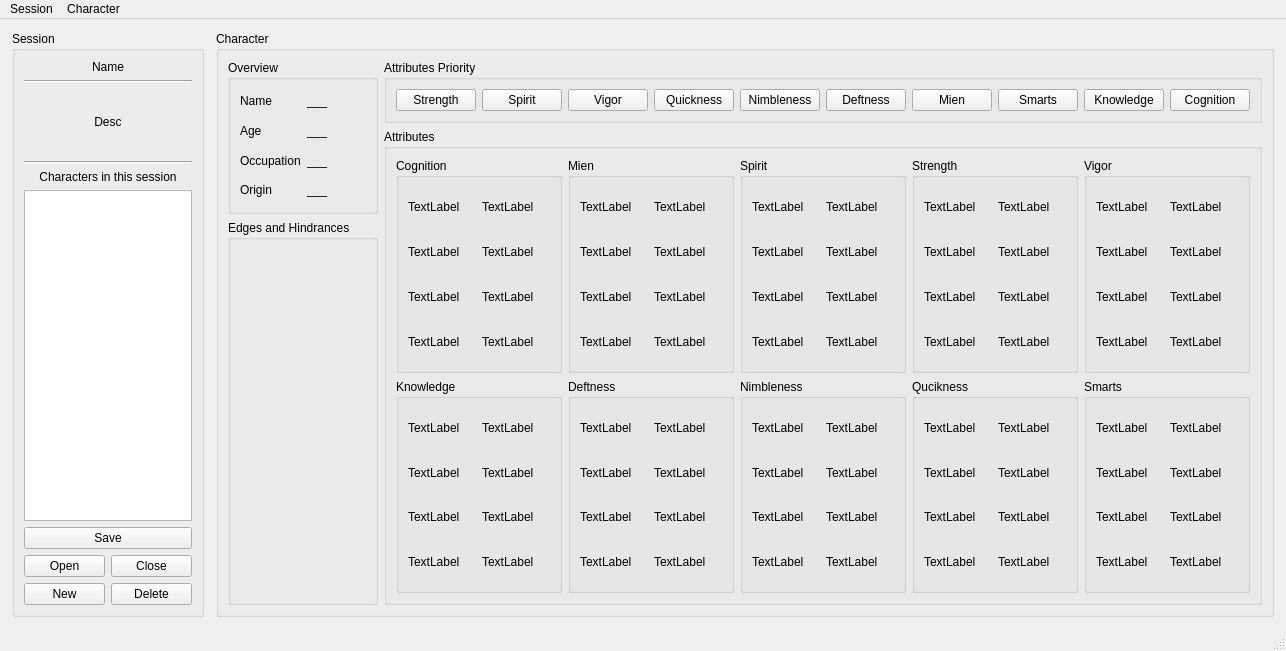
The window that mainwindow.ui (Maciexpol/DeadLandsNPCGenerator) describes before a commit, drawn with Qt 5.
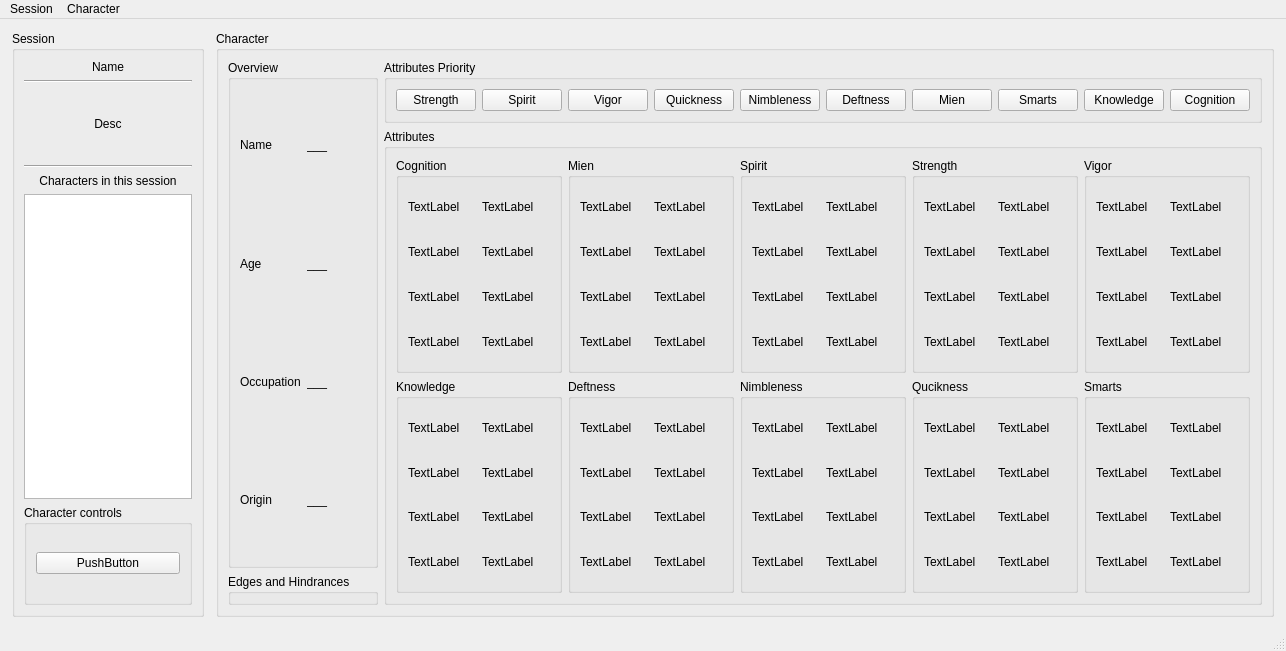
The same window after the commit.

Patch:
```diff
--- a/mainwindow.ui
+++ b/mainwindow.ui
@@ -46,7 +46,7 @@
         <property name="title">
          <string>Session</string>
         </property>
-        <layout class="QVBoxLayout" name="verticalLayout" stretch="0,0,1,0,0,5,0,0">
+        <layout class="QVBoxLayout" name="verticalLayout" stretch="0,0,1,0,0,3,1">
          <item>
           <widget class="QLabel" name="sessionName">
            <property name="sizePolicy">
@@ -122,43 +122,35 @@
           <widget class="QListWidget" name="npcList"/>
          </item>
          <item>
-          <widget class="QPushButton" name="sessionSave">
-           <property name="text">
-            <string>Save</string>
+          <widget class="QGroupBox" name="characterControls">
+           <property name="sizePolicy">
+            <sizepolicy hsizetype="Preferred" vsizetype="Fixed">
+             <horstretch>0</horstretch>
+             <verstretch>0</verstretch>
+            </sizepolicy>
            </property>
-          </widget>
-         </item>
-         <item>
-          <layout class="QGridLayout" name="gridLayout">
-           <item row="1" column="0">
-            <widget class="QPushButton" name="sessionOpen">
-             <property name="text">
-              <string>Open</string>
-             </property>
-            </widget>
-           </item>
-           <item row="2" column="0">
-            <widget class="QPushButton" name="sessionNew">
-             <property name="text">
-              <string>New</string>
-             </property>
-            </widget>
-           </item>
-           <item row="1" column="1">
-            <widget class="QPushButton" name="sessionClose">
+           <property name="minimumSize">
+            <size>
+             <width>0</width>
+             <height>100</height>
+            </size>
+           </property>
+           <property name="title">
+            <string>Character controls</string>
+           </property>
+           <layout class="QVBoxLayout" name="verticalLayout_2">
+            <item>
+             <widget class="QPushButton" name="pushButton">
              <property name="text">
-              <string>Close</string>
+               <string>PushButton</string>
              </property>
             </widget>
            </item>
-           <item row="2" column="1">
-            <widget class="QPushButton" name="sessionDelete">
-             <property name="text">
-              <string>Delete</string>
-             </property>
-            </widget>
-           </item>
-          </layout>
+            <item>
+             <layout class="QGridLayout" name="gridLayout"/>
+            </item>
+           </layout>
+          </widget>
          </item>
         </layout>
        </widget>
@@ -186,7 +178,7 @@
         </property>
         <layout class="QHBoxLayout" name="horizontalLayout_16" stretch="2,7">
          <item>
-          <layout class="QVBoxLayout" name="backgroundLayout" stretch="2,5">
+          <layout class="QVBoxLayout" name="backgroundLayout" stretch="2,0">
            <item>
             <widget class="QGroupBox" name="OverviewBox">
              <property name="title">
```
Lines whose indentation alone changed are shown as unchanged.
